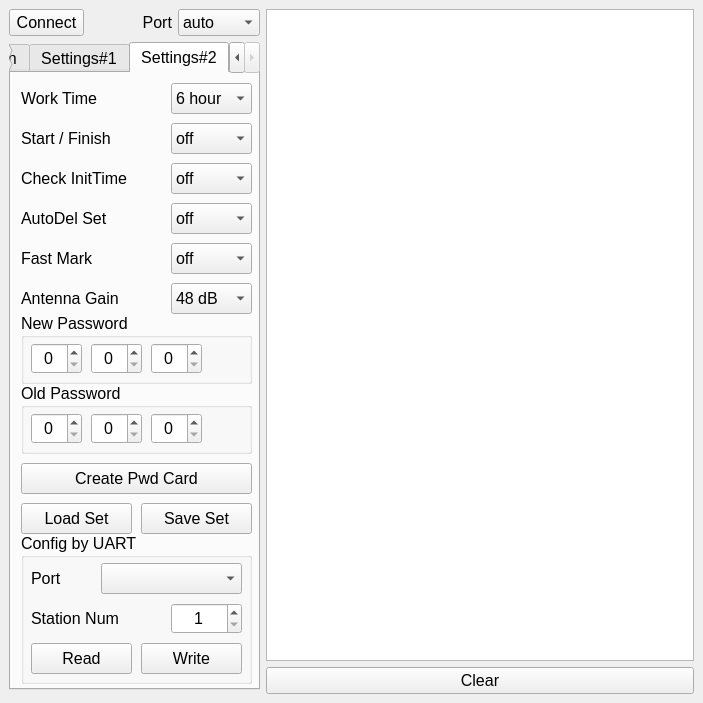
Qt form design.ui (sportiduino/SportiduinoPQ) before a commit.
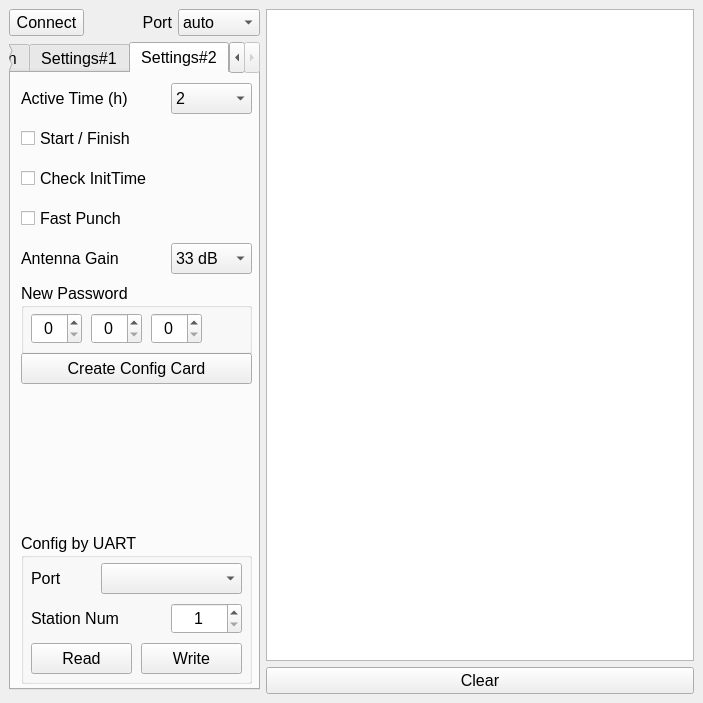
The same form after that commit. The open tabs and pages were chosen to show the change.

Commit message: Updated settings page for new config

Diff of the .ui file:
```diff
--- a/design.ui
+++ b/design.ui
@@ -803,14 +803,40 @@
             <property name="editable">
              <bool>false</bool>
             </property>
+            <property name="currentText">
+             <string>2</string>
+            </property>
+            <property name="currentIndex">
+             <number>1</number>
+            </property>
             <item>
              <property name="text">
-              <string>6 hour</string>
+              <string>1</string>
              </property>
             </item>
             <item>
              <property name="text">
-              <string>24 hour</string>
+              <string>2</string>
+             </property>
+            </item>
+            <item>
+             <property name="text">
+              <string>4</string>
+             </property>
+            </item>
+            <item>
+             <property name="text">
+              <string>8</string>
+             </property>
+            </item>
+            <item>
+             <property name="text">
+              <string>16</string>
+             </property>
+            </item>
+            <item>
+             <property name="text">
+              <string>32</string>
              </property>
             </item>
             <item>
@@ -834,122 +860,14 @@
              </rect>
             </property>
             <property name="text">
-             <string>Work Time</string>
+             <string>Active Time (h)</string>
             </property>
            </widget>
-           <widget class="QLabel" name="label_2">
-            <property name="geometry">
-             <rect>
-              <x>10</x>
-              <y>50</y>
-              <width>141</width>
-              <height>31</height>
-             </rect>
-            </property>
-            <property name="text">
-             <string>Start / Finish</string>
-            </property>
-           </widget>
-           <widget class="QComboBox" name="StartFinish">
-            <property name="geometry">
-             <rect>
-              <x>160</x>
-              <y>50</y>
-              <width>81</width>
-              <height>31</height>
-             </rect>
-            </property>
-            <property name="editable">
-             <bool>false</bool>
-            </property>
-            <item>
-             <property name="text">
-              <string>off</string>
-             </property>
-            </item>
-            <item>
-             <property name="text">
-              <string>on</string>
-             </property>
-            </item>
-           </widget>
-           <widget class="QLabel" name="label_3">
-            <property name="geometry">
-             <rect>
-              <x>10</x>
-              <y>90</y>
-              <width>141</width>
-              <height>31</height>
-             </rect>
-            </property>
-            <property name="text">
-             <string>Check InitTime</string>
-            </property>
-           </widget>
-           <widget class="QComboBox" name="CheckInitTime">
-            <property name="geometry">
-             <rect>
-              <x>160</x>
-              <y>90</y>
-              <width>81</width>
-              <height>31</height>
-             </rect>
-            </property>
-            <property name="editable">
-             <bool>false</bool>
-            </property>
-            <item>
-             <property name="text">
-              <string>off</string>
-             </property>
-            </item>
-            <item>
-             <property name="text">
-              <string>on</string>
-             </property>
-            </item>
-           </widget>
-           <widget class="QLabel" name="label_5">
-            <property name="geometry">
-             <rect>
-              <x>10</x>
-              <y>130</y>
-              <width>141</width>
-              <height>31</height>
-             </rect>
-            </property>
-            <property name="text">
-             <string>AutoDel Set</string>
-            </property>
-           </widget>
-           <widget class="QComboBox" name="AutoDel">
-            <property name="geometry">
-             <rect>
-              <x>160</x>
-              <y>130</y>
-              <width>81</width>
-              <height>31</height>
-             </rect>
-            </property>
-            <property name="editable">
-             <bool>false</bool>
-            </property>
-            <item>
-             <property name="text">
-              <string>off</string>
-             </property>
-            </item>
-            <item>
-             <property name="text">
-              <string>on</string>
-             </property>
-            </item>
-           </widget>
            <widget class="QPushButton" name="PassCard">
             <property name="geometry">
              <rect>
               <x>10</x>
-              <y>390</y>
+              <y>280</y>
               <width>231</width>
               <height>31</height>
              </rect>
@@ -958,46 +876,14 @@
              <string>Creates the master card to write password and settings to a base station</string>
             </property>
             <property name="text">
-             <string>Create Pwd Card</string>
-            </property>
-           </widget>
-           <widget class="QPushButton" name="SaveSet">
-            <property name="geometry">
-             <rect>
-              <x>130</x>
-              <y>430</y>
-              <width>111</width>
-              <height>31</height>
-             </rect>
-            </property>
-            <property name="toolTip">
-             <string>Stores settings to a file</string>
-            </property>
-            <property name="text">
-             <string>Save Set</string>
-            </property>
-           </widget>
-           <widget class="QPushButton" name="LoadSet">
-            <property name="geometry">
-             <rect>
-              <x>10</x>
-              <y>430</y>
-              <width>111</width>
-              <height>31</height>
-             </rect>
-            </property>
-            <property name="toolTip">
-             <string>Loads settings from a file</string>
-            </property>
-            <property name="text">
-             <string>Load Set</string>
+             <string>Create Config Card</string>
             </property>
            </widget>
            <widget class="QGroupBox" name="groupBox_7">
             <property name="geometry">
              <rect>
               <x>10</x>
-              <y>240</y>
+              <y>210</y>
               <width>231</width>
               <height>71</height>
              </rect>
@@ -1069,82 +955,6 @@
              </property>
             </widget>
            </widget>
-           <widget class="QGroupBox" name="groupBox_8">
-            <property name="geometry">
-             <rect>
-              <x>10</x>
-              <y>310</y>
-              <width>231</width>
-              <height>71</height>
-             </rect>
-            </property>
-            <property name="toolTip">
-             <string>Old password of a base station</string>
-            </property>
-            <property name="locale">
-             <locale language="English" country="UnitedStates"/>
-            </property>
-            <property name="title">
-             <string>Old Password</string>
-            </property>
-            <widget class="QSpinBox" name="sbOldPwd3">
-             <property name="geometry">
-              <rect>
-               <x>10</x>
-               <y>30</y>
-               <width>51</width>
-               <height>31</height>
-              </rect>
-             </property>
-             <property name="frame">
-              <bool>true</bool>
-             </property>
-             <property name="alignment">
-              <set>Qt::AlignCenter</set>
-             </property>
-             <property name="maximum">
-              <number>255</number>
-             </property>
-            </widget>
-            <widget class="QSpinBox" name="sbOldPwd2">
-             <property name="geometry">
-              <rect>
-               <x>70</x>
-               <y>30</y>
-               <width>51</width>
-               <height>31</height>
-              </rect>
-             </property>
-             <property name="frame">
-              <bool>true</bool>
-             </property>
-             <property name="alignment">
-              <set>Qt::AlignCenter</set>
-             </property>
-             <property name="maximum">
-              <number>255</number>
-             </property>
-            </widget>
-            <widget class="QSpinBox" name="sbOldPwd1">
-             <property name="geometry">
-              <rect>
-               <x>130</x>
-               <y>30</y>
-               <width>51</width>
-               <height>31</height>
-              </rect>
-             </property>
-             <property name="frame">
-              <bool>true</bool>
-             </property>
-             <property name="alignment">
-              <set>Qt::AlignCenter</set>
-             </property>
-             <property name="maximum">
-              <number>255</number>
-             </property>
-            </widget>
-           </widget>
            <widget class="QGroupBox" name="groupBox_9">
             <property name="geometry">
              <rect>
@@ -1278,47 +1088,11 @@
              </property>
             </widget>
            </widget>
-           <widget class="QLabel" name="label_6">
-            <property name="geometry">
-             <rect>
-              <x>10</x>
-              <y>170</y>
-              <width>141</width>
-              <height>31</height>
-             </rect>
-            </property>
-            <property name="text">
-             <string>Fast Mark</string>
-            </property>
-           </widget>
-           <widget class="QComboBox" name="cbFastMark">
-            <property name="geometry">
-             <rect>
-              <x>160</x>
-              <y>170</y>
-              <width>81</width>
-              <height>31</height>
-             </rect>
-            </property>
-            <property name="editable">
-             <bool>false</bool>
-            </property>
-            <item>
-             <property name="text">
-              <string>off</string>
-             </property>
-            </item>
-            <item>
-             <property name="text">
-              <string>on</string>
-             </property>
-            </item>
-           </widget>
            <widget class="QComboBox" name="cbAntennaGain">
             <property name="geometry">
              <rect>
               <x>160</x>
-              <y>210</y>
+              <y>170</y>
               <width>81</width>
               <height>31</height>
              </rect>
@@ -1327,7 +1101,7 @@
              <bool>false</bool>
             </property>
             <property name="currentIndex">
-             <number>5</number>
+             <number>2</number>
             </property>
             <item>
              <property name="text">
@@ -1364,7 +1138,7 @@
             <property name="geometry">
              <rect>
               <x>10</x>
-              <y>210</y>
+              <y>170</y>
               <width>141</width>
               <height>31</height>
              </rect>
@@ -1373,6 +1147,45 @@
              <string>Antenna Gain</string>
             </property>
            </widget>
+           <widget class="QCheckBox" name="cbStartFinish">
+            <property name="geometry">
+             <rect>
+              <x>10</x>
+              <y>50</y>
+              <width>221</width>
+              <height>31</height>
+             </rect>
+            </property>
+            <property name="text">
+             <string>Start / Finish</string>
+            </property>
+           </widget>
+           <widget class="QCheckBox" name="cbCheckInitTime">
+            <property name="geometry">
+             <rect>
+              <x>10</x>
+              <y>90</y>
+              <width>221</width>
+              <height>31</height>
+             </rect>
+            </property>
+            <property name="text">
+             <string>Check InitTime</string>
+            </property>
+           </widget>
+           <widget class="QCheckBox" name="cbFastPunch">
+            <property name="geometry">
+             <rect>
+              <x>10</x>
+              <y>130</y>
+              <width>221</width>
+              <height>31</height>
+             </rect>
+            </property>
+            <property name="text">
+             <string>Fast Punch</string>
+            </property>
+           </widget>
           </widget>
          </widget>
         </widget>
```
Left out of the diff: 2 changed lines with no effect on the pictures. The commit also changes 3 other files.
